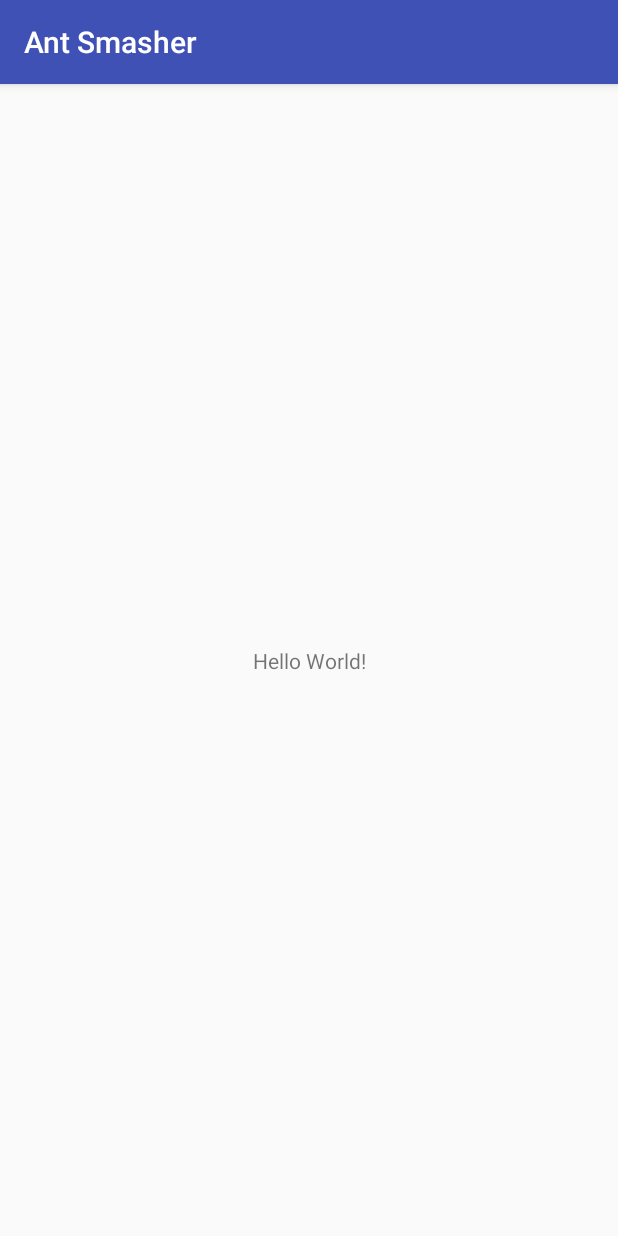
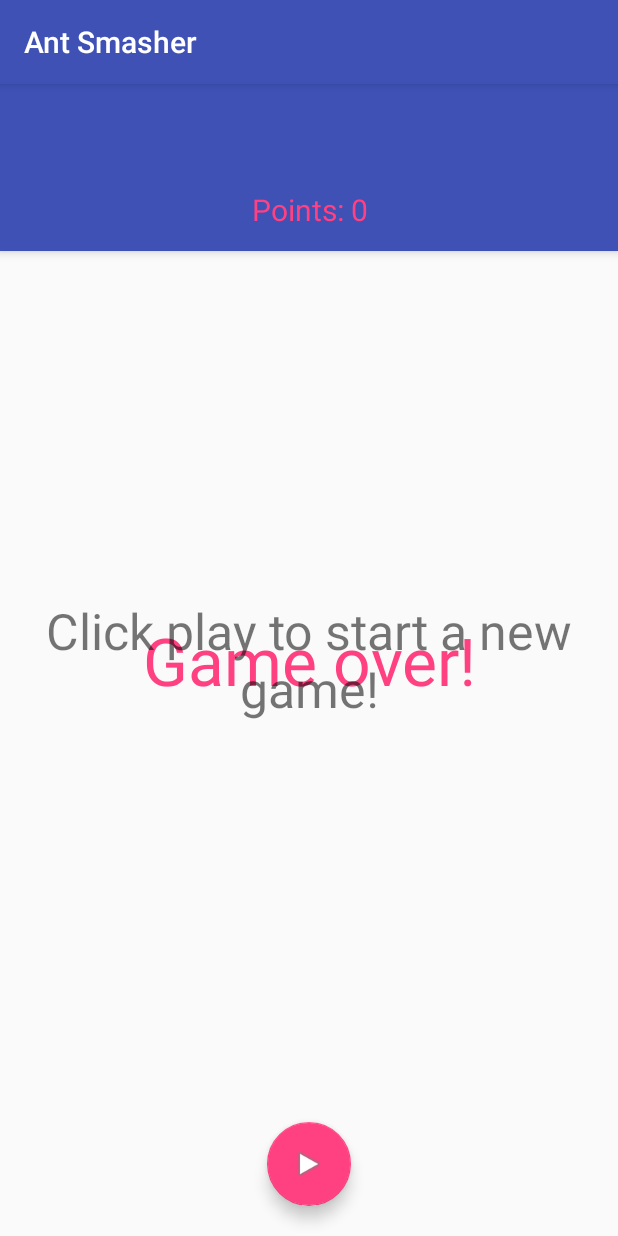
Before and after one commit to ananddamodaran/kotlin-examples, an Android app: the screen it shows after launch (MainActivity), on a phone screen of 412 x 824 dp. Run offline under Robolectric (Android 15) with nearby library versions, the phone set to English and light mode, and no system bars.

Commit message:
Game play button action implemented

```diff
--- a/AntSmasher/app/build.gradle
+++ b/AntSmasher/app/build.gradle
@@ -27,7 +27,9 @@ dependencies {
     implementation"org.jetbrains.kotlin:kotlin-stdlib-jre7:$kotlin_version"
     implementation 'com.android.support:appcompat-v7:26.1.0'
     implementation 'com.android.support.constraint:constraint-layout:1.0.2'
+    implementation 'com.android.support:design:26.1.0'
     testImplementation 'junit:junit:4.12'
     androidTestImplementation 'com.android.support.test:runner:1.0.1'
     androidTestImplementation 'com.android.support.test.espresso:espresso-core:3.0.1'
+
 }
--- a/AntSmasher/app/src/main/java/com/ananddamodaran/antsmasher/Ant.kt
+++ b/AntSmasher/app/src/main/java/com/ananddamodaran/antsmasher/Ant.kt
@@ -3,4 +3,4 @@ package com.ananddamodaran.antsmasher
 /**
  * Created by anand on 3/16/18.
  */
-class Ant(val id:Long)
+class Ant(val id:Long, val x: Float , val y: Float)
--- a/AntSmasher/app/src/main/java/com/ananddamodaran/antsmasher/Contract.kt
+++ b/AntSmasher/app/src/main/java/com/ananddamodaran/antsmasher/Contract.kt
@@ -9,6 +9,7 @@ interface Contract {
         fun hideAnt(ant:Ant)
         fun showScore(score:Int)
         fun showIntroTextVisibility(visibility:Boolean)
+        fun showGameOverTextVisibility(visibility:Boolean)
         fun setPlayerButtonVisibility(visibility:Boolean)
         fun clearView()
 
--- /dev/null
+++ b/AntSmasher/app/src/main/java/com/ananddamodaran/antsmasher/GameEngine.kt
@@ -0,0 +1,63 @@
+package com.ananddamodaran.antsmasher
+
+import android.os.Handler
+import java.util.*
+
+/**
+ * Created by anand on 3/17/18.
+ */
+class GameEngine : Contract.GameEngine {
+    private var gameView: Contract.GameView? = null
+
+    private val handler: Handler = Handler()
+
+    private var ants: MutableList<Ant> = ArrayList<Ant>()
+
+    private val random: Random = Random()
+
+    private var score :Int = 0
+
+
+    private val showNewAntRunnble = object : Runnable {
+        override fun run() {
+            if(ants.isNotEmpty()){
+                handler.removeCallbacks(this)
+                gameView?.clearView()
+                gameView?.showGameOverTextVisibility(true)
+                gameView?.setPlayerButtonVisibility(true)
+            }else {
+                val ant = Ant((ants.size + 1).toLong(), random.nextFloat(), random.nextFloat())
+                ants.add(ant)
+                gameView?.showAnt(ant)
+                handler.postDelayed(this, 1500)
+            }
+
+        }
+
+    }
+
+    override fun onGameViewReady(view: Contract.GameView) {
+        gameView = view
+    }
+
+    override fun onViewDestroyed() {
+        gameView = null
+    }
+
+    override fun onPlayButtonClicked() {
+        gameView?.setPlayerButtonVisibility(false)
+        gameView?.clearView()
+        ants.clear()
+        showNewAntRunnble.run()
+
+    }
+
+    override fun onAntClicked(ant: Ant) {
+        ants.remove(ant)
+        gameView?.hideAnt(ant)
+        score++
+        gameView?.showScore(score)
+
+
+    }
+}
--- a/AntSmasher/app/src/main/java/com/ananddamodaran/antsmasher/MainActivity.kt
+++ b/AntSmasher/app/src/main/java/com/ananddamodaran/antsmasher/MainActivity.kt
@@ -1,35 +1,110 @@
 package com.ananddamodaran.antsmasher
 
+import android.content.Context
+import android.os.Bundle
+import android.support.design.widget.FloatingActionButton
+import android.support.v4.content.ContextCompat
 import android.support.v7.app.AppCompatActivity
-import android.os.Bundle
+import android.util.DisplayMetrics
+import android.util.Log
+import android.util.TypedValue
+import android.view.View
+import android.widget.FrameLayout
+import android.widget.ImageView
+import android.widget.TextView
+import android.support.v7.widget.Toolbar
+import kotlinx.android.synthetic.main.activity_main.*
 
-class MainActivity : AppCompatActivity() , Contract.GameView {
-    override fun showAnt(ant: Ant) {
-        TODO("not implemented") //To change body of created functions use File | Settings | File Templates.
-    }
+class MainActivity : AppCompatActivity(), Contract.GameView {
 
-    override fun hideAnt(ant: Ant) {
-        TODO("not implemented") //To change body of created functions use File | Settings | File Templates.
-    }
 
-    override fun showScore(score: Int) {
-        TODO("not implemented") //To change body of created functions use File | Settings | File Templates.
-    }
+    private val engine: GameEngine
+    private val TAG: String = "MainActivity"
+    private var toolbar: Toolbar? = null
+    private var playButton: FloatingActionButton? = null
+    private var introText: TextView? = null
+    private var gameOverText: TextView? = null
+    private var scoreView: TextView? = null
+    private var gameLayout: FrameLayout? = null
 
-    override fun showIntroTextVisibility(visibility: Boolean) {
-        TODO("not implemented") //To change body of created functions use File | Settings | File Templates.
-    }
-
-    override fun setPlayerButtonVisibility(visibility: Boolean) {
-        TODO("not implemented") //To change body of created functions use File | Settings | File Templates.
-    }
-
-    override fun clearView() {
-        TODO("not implemented") //To change body of created functions use File | Settings | File Templates.
+    init {
+        Log.d(TAG, "init")
+        this.engine = GameEngine()
     }
 
     override fun onCreate(savedInstanceState: Bundle?) {
         super.onCreate(savedInstanceState)
         setContentView(R.layout.activity_main)
+        Log.d("TAG", "oncreate()")
+        toolbar = findViewById<Toolbar>(R.id.toolbar)
+        playButton = findViewById<FloatingActionButton>(R.id.play_button)
+        introText = findViewById<TextView>(R.id.intro_text)
+        gameOverText = findViewById<TextView>(R.id.game_over)
+        scoreView = findViewById<TextView>(R.id.score)
+        gameLayout = findViewById<FrameLayout>(R.id.game_layout)
+
+        playButton?.setOnClickListener { engine.onPlayButtonClicked()  }
+
+        this.engine.onGameViewReady(this)
+    }
+
+    override fun showAnt(ant: Ant) {
+        val antView = ImageView(this)
+        antView.setImageDrawable(ContextCompat.getDrawable(this,R.drawable.ic_ant))
+        antView.scaleType = ImageView.ScaleType.FIT_CENTER
+        antView.tag = ant
+        antView.setOnClickListener{ view ->
+            view?.let {
+                engine.onAntClicked(view.tag as Ant)
+            }
+
+        }
+        val antSize = TypedValue.applyDimension(TypedValue.COMPLEX_UNIT_DIP,56f,
+                resources.displayMetrics)
+        val layoutParams = FrameLayout.LayoutParams(antSize.toInt(),antSize.toInt())
+        val screenWidth = gameLayout!!.width
+        val screenHeight = gameLayout!!.height
+        layoutParams.leftMargin = (ant.x * screenWidth).toInt()
+        layoutParams.topMargin = (ant.y * screenHeight).toInt()
+        gameLayout?.addView(antView,layoutParams)
+
+    }
+
+    override fun hideAnt(antToHide: Ant) {
+        gameLayout?.let {
+            for(i:Int in 0..gameLayout!!.childCount){
+                var view = gameLayout!!.getChildAt(i)
+                val ant = view.tag
+                if(ant == antToHide){
+                    gameLayout!!.removeView(view)
+                    break
+                }
+            }
+        }
+    }
+
+    override fun showScore(score: Int) {
+        scoreView?.text = "Score: $score"
+    }
+
+    override fun showIntroTextVisibility(visibility: Boolean) {
+        introText?.visibility = if(visibility) View.VISIBLE else View.INVISIBLE
+    }
+    override fun showGameOverTextVisibility(visibility: Boolean) {
+        gameOverText?.visibility = if(visibility) View.VISIBLE else View.INVISIBLE
+    }
+    override fun setPlayerButtonVisibility(visibility: Boolean) {
+        playButton?.visibility = if(visibility) View.VISIBLE else View.INVISIBLE
+    }
+
+    override fun clearView() {
+        gameLayout?.removeAllViews()
+        introText?.visibility = View.INVISIBLE
+        gameOverText?.visibility = View.INVISIBLE
+    }
+
+    override fun onDestroy() {
+        super.onDestroy()
+        this.engine.onViewDestroyed()
     }
 }
--- a/AntSmasher/app/src/main/res/layout/activity_main.xml
+++ b/AntSmasher/app/src/main/res/layout/activity_main.xml
@@ -1,18 +1,69 @@
 <?xml version="1.0" encoding="utf-8"?>
-<android.support.constraint.ConstraintLayout xmlns:android="http://schemas.android.com/apk/res/android"
+<android.support.design.widget.CoordinatorLayout
+    xmlns:android="http://schemas.android.com/apk/res/android"
     xmlns:app="http://schemas.android.com/apk/res-auto"
     xmlns:tools="http://schemas.android.com/tools"
     android:layout_width="match_parent"
     android:layout_height="match_parent"
-    tools:context="com.ananddamodaran.antsmasher.MainActivity">
+    tools:context=".MainActivity">
+
+    <android.support.design.widget.AppBarLayout
+        android:layout_width="match_parent"
+        android:layout_height="wrap_content"
+        android:theme="@style/AppTheme.AppBarOverlay">
+
+        <android.support.v7.widget.Toolbar
+            android:id="@+id/toolbar"
+            android:layout_width="match_parent"
+            android:layout_height="?attr/actionBarSize"
+            android:background="?attr/colorPrimary"/>
+
+        <TextView
+            android:id="@+id/score"
+            android:layout_width="match_parent"
+            android:layout_height="wrap_content"
+            android:padding="14dp"
+            android:gravity="center"
+            android:textSize="20sp"
+            android:textColor="@color/colorAccent"
+            android:text="Points: 0" />
+
+    </android.support.design.widget.AppBarLayout>
+
+    <FrameLayout
+        android:id="@+id/game_layout"
+        android:layout_width="match_parent"
+        android:layout_height="match_parent"
+        android:animateLayoutChanges="true"
+        app:layout_behavior="@string/appbar_scrolling_view_behavior" />
 
     <TextView
+        android:id="@+id/game_over"
         android:layout_width="wrap_content"
         android:layout_height="wrap_content"
-        android:text="Hello World!"
-        app:layout_constraintBottom_toBottomOf="parent"
-        app:layout_constraintLeft_toLeftOf="parent"
-        app:layout_constraintRight_toRightOf="parent"
-        app:layout_constraintTop_toTopOf="parent" />
+        android:layout_gravity="center"
+        android:gravity="center"
+        android:text="Game over!"
+        android:textColor="@color/colorAccent"
+        android:textSize="44sp" />
 
-</android.support.constraint.ConstraintLayout>
+    <TextView
+        android:id="@+id/intro_text"
+        android:layout_width="wrap_content"
+        android:layout_height="wrap_content"
+        android:layout_gravity="center"
+        android:gravity="center"
+        android:text="Click play to start a new game!"
+        android:textSize="33sp" />
+
+    <android.support.design.widget.FloatingActionButton
+        android:id="@+id/play_button"
+        android:layout_width="wrap_content"
+        android:layout_height="wrap_content"
+        android:layout_gravity="bottom|center_horizontal"
+        android:padding="24dp"
+        android:layout_margin="20dp"
+        app:fabSize="normal"
+        app:srcCompat="@android:drawable/ic_media_play" />
+
+</android.support.design.widget.CoordinatorLayout>
--- a/AntSmasher/app/src/main/res/values/styles.xml
+++ b/AntSmasher/app/src/main/res/values/styles.xml
@@ -8,4 +8,7 @@
         <item name="colorAccent">@color/colorAccent</item>
     </style>
 
+
+    <style name="AppTheme.AppBarOverlay" parent="ThemeOverlay.AppCompat.Dark.ActionBar" />
+
 </resources>
```
Also changed, not shown: AntSmasher/app/src/main/res/drawable-hdpi/ic_ant.png (added), AntSmasher/app/src/main/res/drawable-mdpi/ic_ant.png (added), AntSmasher/app/src/main/res/drawable-xhdpi/ic_ant.png (added), AntSmasher/app/src/main/res/drawable-xxhdpi/ic_ant.png (added).
